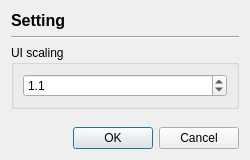
Above: view/main_window/menu/settings_scaling.ui from nextfoam/baram before the change. Below: the same form after it.
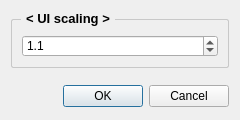
That is the form after the change.

Commit message: Issue #94, #95, 화면 비율 및 표시 언어 변경 완료

Patch:
```diff
--- a/view/main_window/menu/settings_scaling.ui
+++ b/view/main_window/menu/settings_scaling.ui
@@ -9,8 +9,8 @@
    <rect>
     <x>0</x>
     <y>0</y>
-    <width>250</width>
-    <height>160</height>
+    <width>240</width>
+    <height>120</height>
    </rect>
   </property>
   <property name="sizePolicy">
@@ -21,14 +21,14 @@
   </property>
   <property name="minimumSize">
    <size>
-    <width>250</width>
-    <height>160</height>
+    <width>240</width>
+    <height>120</height>
    </size>
   </property>
   <property name="maximumSize">
    <size>
-    <width>250</width>
-    <height>160</height>
+    <width>240</width>
+    <height>120</height>
    </size>
   </property>
   <property name="windowTitle">
@@ -39,37 +39,50 @@
   </property>
   <layout class="QVBoxLayout" name="verticalLayout_2">
    <item>
-    <widget class="QLabel" name="label">
+    <widget class="QGroupBox" name="group">
+     <property name="sizePolicy">
+      <sizepolicy hsizetype="Preferred" vsizetype="Preferred">
+       <horstretch>0</horstretch>
+       <verstretch>0</verstretch>
+      </sizepolicy>
+     </property>
      <property name="font">
       <font>
-       <pointsize>12</pointsize>
+       <pointsize>10</pointsize>
        <bold>true</bold>
       </font>
      </property>
-     <property name="text">
-      <string>Setting</string>
-     </property>
-    </widget>
-   </item>
-   <item>
-    <widget class="Line" name="line">
-     <property name="orientation">
-      <enum>Qt::Horizontal</enum>
-     </property>
-    </widget>
-   </item>
-   <item>
-    <widget class="QGroupBox" name="groupBox_2">
-     <property name="sizePolicy">
-      <sizepolicy hsizetype="Expanding" vsizetype="Fixed">
-       <horstretch>0</horstretch>
-       <verstretch>0</verstretch>
-      </sizepolicy>
+     <property name="styleSheet">
+      <string notr="true">QGroupBox {
+    border: 1px solid gray;
+    border-radius: 2px;
+    margin-top: 8;
+	 border-color : rgb(200, 200, 200);
+}
+
+QGroupBox::title {
+    subcontrol-origin: margin;
+    left: 10px;
+    padding: 0 3px 0 3px;
+}
+</string>
      </property>
      <property name="title">
-      <string>UI scaling</string>
+      <string>&lt; UI scaling &gt;</string>
      </property>
-     <layout class="QVBoxLayout" name="verticalLayout_3">
+     <layout class="QVBoxLayout" name="vGBox_MeshSize">
+      <property name="leftMargin">
+       <number>10</number>
+      </property>
+      <property name="topMargin">
+       <number>15</number>
+      </property>
+      <property name="rightMargin">
+       <number>10</number>
+      </property>
+      <property name="bottomMargin">
+       <number>10</number>
+      </property>
       <item>
        <widget class="QDoubleSpinBox" name="scaling">
         <property name="alignment">
@@ -96,20 +109,18 @@
     </widget>
    </item>
    <item>
-    <spacer name="verticalSpacer">
-     <property name="orientation">
-      <enum>Qt::Vertical</enum>
+    <layout class="QVBoxLayout" name="verticalLayout">
+     <property name="topMargin">
+      <number>10</number>
      </property>
-     <property name="sizeHint" stdset="0">
-      <size>
-       <width>20</width>
-       <height>5</height>
-      </size>
-     </property>
-    </spacer>
-   </item>
    <item>
     <widget class="QDialogButtonBox" name="buttonBox">
+       <property name="sizePolicy">
+        <sizepolicy hsizetype="Preferred" vsizetype="Preferred">
+         <horstretch>0</horstretch>
+         <verstretch>0</verstretch>
+        </sizepolicy>
+       </property>
      <property name="orientation">
       <enum>Qt::Horizontal</enum>
      </property>
@@ -120,6 +131,8 @@
       <bool>false</bool>
      </property>
     </widget>
+     </item>
+    </layout>
    </item>
   </layout>
  </widget>
```
Left out of the diff: 2 changed lines with no effect on the pictures. Lines whose indentation alone changed are shown as unchanged. The commit also changes 7 other files.
